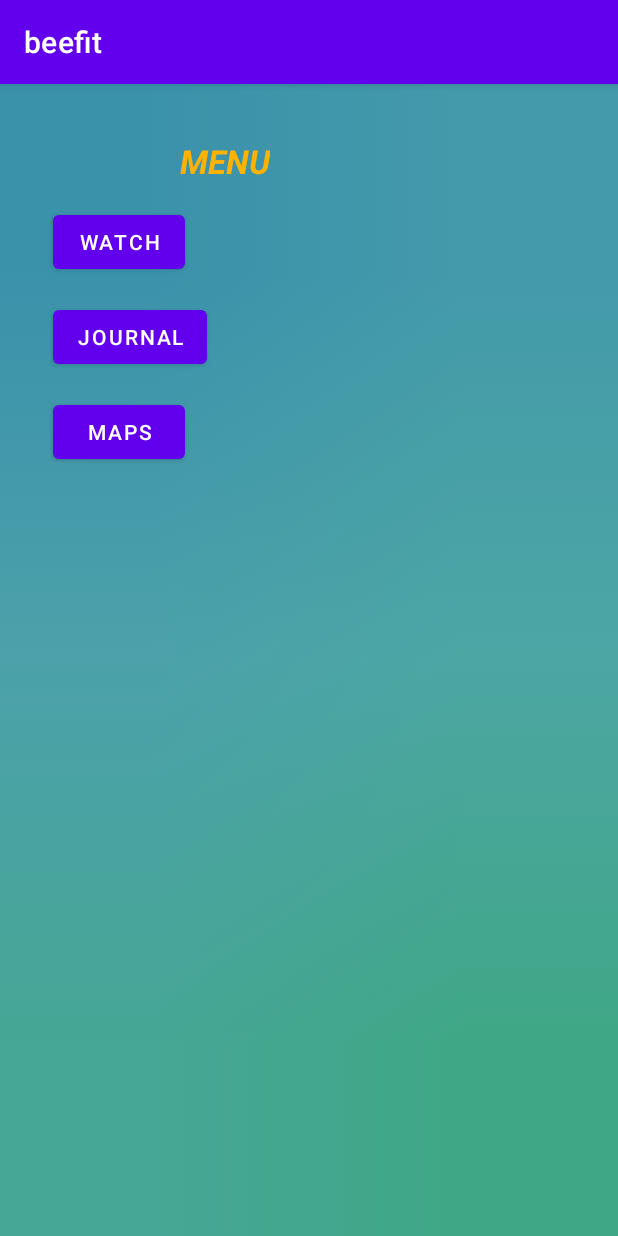
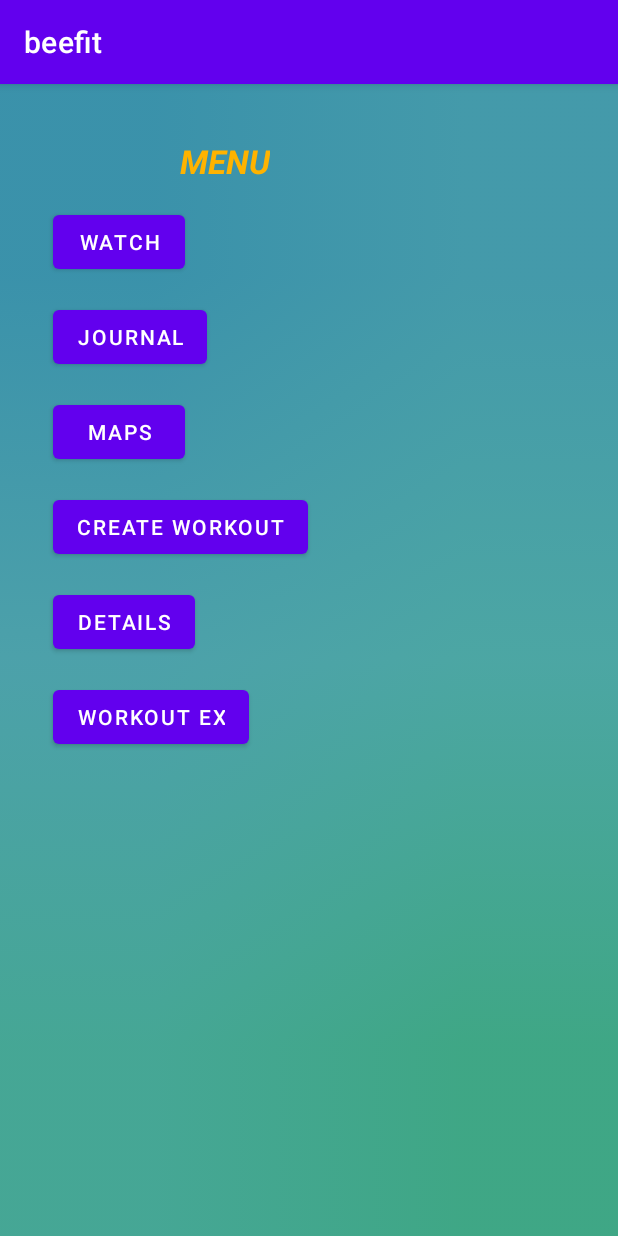
Before and after one commit to patrickmccarthy1/CS4084-MobileApp-BeeFit, an Android app: the screen it shows after launch (MainActivity), on a phone screen of 412 x 824 dp. Run offline under Robolectric (Android 15) with nearby library versions, the phone set to English and light mode, and no system bars.

Commit message:
Merge pull request #8 project from Brian
stopwatch,journal,map

```diff
--- a/app/src/main/java/com/example/beefit/MainActivity.java
+++ b/app/src/main/java/com/example/beefit/MainActivity.java
@@ -12,6 +12,9 @@ public class MainActivity extends AppCompatActivity {
     private Button stopwatch;
     private Button journal;
     private Button map;
+    private Button details;
+    private Button createWorkout;
+    private Button exWorkout;
 
     @Override
     protected void onCreate(Bundle savedInstanceState) {
@@ -31,8 +34,20 @@ public class MainActivity extends AppCompatActivity {
             @Override
             public void onClick(View view) {startJournalActivity();}
         });
+        details.setOnClickListener(new View.OnClickListener() {
+            @Override
+            public void onClick(View view) {details();}
+        });
+        createWorkout.setOnClickListener(new View.OnClickListener() {
+            @Override
+            public void onClick(View view) {createWorkout();}
+        });
+        exWorkout.setOnClickListener(new View.OnClickListener() {
+            @Override
+            public void onClick(View view) {expandedWO();}
+        });
     }
-    //instantiate intent so button can launch MapActivity
+    //instantiate intent so button can launch stopwatch
     private void startStopwatchActivity() {
         Intent intent = new Intent(MainActivity.this,stopwatch.class);
         startActivity(intent);
@@ -42,15 +57,33 @@ public class MainActivity extends AppCompatActivity {
         Intent intent = new Intent(MainActivity.this,MainActivityMap.class);
         startActivity(intent);
     }
-    //instantiate intent so button can launch MapActivity
+    //instantiate intent so button can launch Journal
     private void startJournalActivity() {
         Intent intent = new Intent(MainActivity.this,MainActivityJournal.class);
+        startActivity(intent);
+    }
+    //instantiate intent so button can launch stopwatch
+    private void details() {
+        Intent intent = new Intent(MainActivity.this,Details.class);
+        startActivity(intent);
+    }
+    //instantiate intent so button can launch MapActivity
+    private void createWorkout() {
+        Intent intent = new Intent(MainActivity.this,Workouts.class);
+        startActivity(intent);
+    }
+
+    private void expandedWO() {
+        Intent intent = new Intent(MainActivity.this,ExpandedWorkout.class);
         startActivity(intent);
     }
     private void init() {
         stopwatch = (Button) findViewById(R.id.buttonPage);
         journal = (Button) findViewById(R.id.journal_Page);
         map = (Button) findViewById(R.id.maps_Page);
+        details = (Button) findViewById(R.id.Details);
+        createWorkout = (Button) findViewById(R.id.Workout);
+        exWorkout = (Button) findViewById(R.id.Expanded);
     }
 
 
--- a/app/src/main/res/layout/activity_main.xml
+++ b/app/src/main/res/layout/activity_main.xml
@@ -46,5 +46,28 @@
         android:layout_marginStart="35dp"
         android:layout_marginTop="15dp"
         android:text="Maps"/>
+    <Button
+        android:id="@+id/Workout"
+        android:layout_width="wrap_content"
+        android:layout_height="wrap_content"
+        android:layout_marginStart="35dp"
+        android:layout_marginTop="15dp"
+        android:text="Create Workout"/>
+    <Button
+        android:id="@+id/Details"
+        android:layout_width="wrap_content"
+        android:layout_height="wrap_content"
+        android:layout_marginStart="35dp"
+        android:layout_marginTop="15dp"
+        android:text="Details"/>
+    <Button
+        android:id="@+id/Expanded"
+        android:layout_width="wrap_content"
+        android:layout_height="wrap_content"
+        android:layout_marginStart="35dp"
+        android:layout_marginTop="15dp"
+        android:text="workout Ex"/>
+
+
 
 </LinearLayout>
```
